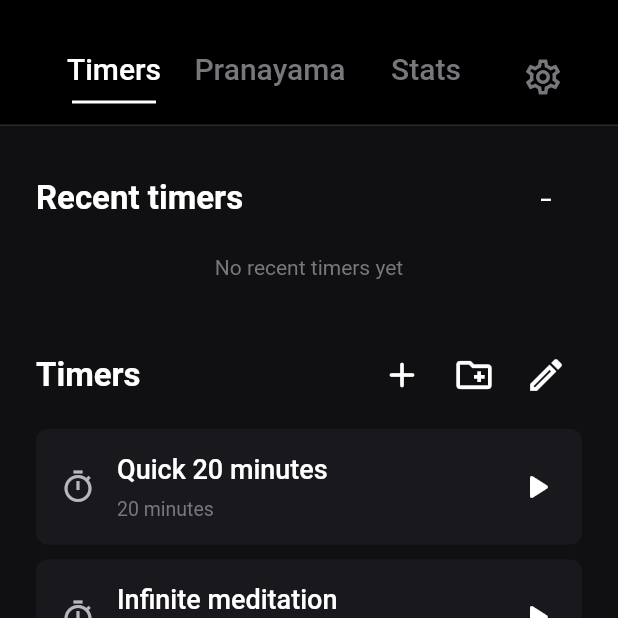
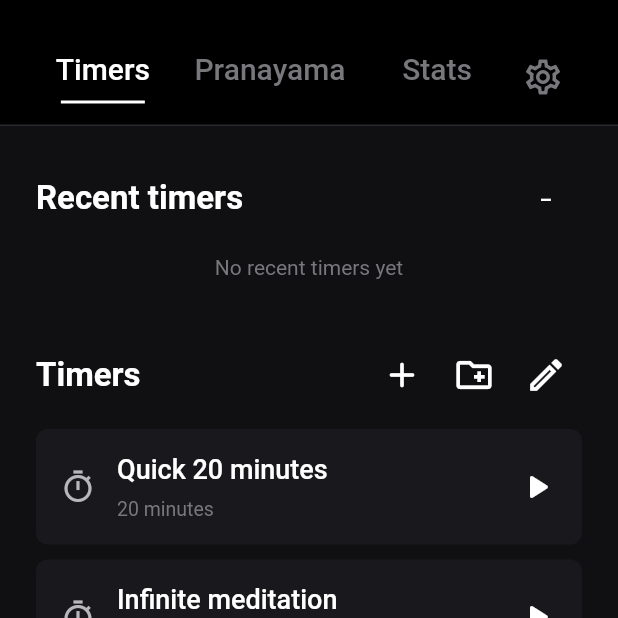
Before and after one commit to brunoloff/meditation-timer, a Flutter app: the screen it shows after launch, on a phone screen of 412 x 824 dp, the top half of it. Run offline on Flutter 3.47's test engine with Material 3 defaults, Android fonts, the phone set to English and light mode, and no system bars; our stand-ins replace file_picker, fl_chart, shared_preferences, wakelock_plus; missing offline and left inert: file_selector, flutter_background, flutter_soloud, shared_preferences_android.

Commit message:
Keep home navigation labels readable on narrow iPhones

```diff
--- a/lib/main_screen.dart
+++ b/lib/main_screen.dart
@@ -3321,6 +3321,7 @@ class _HomeTabBar extends StatelessWidget {
       children: [
         for (final tab in [HomeTab.timers, HomeTab.pranayama, HomeTab.stats])
           Expanded(
+            flex: tab == HomeTab.pranayama ? 3 : 2,
             child: _HomeTextTabButton(
               tab: tab,
               isSelected: tab == selectedTab,
@@ -3365,7 +3366,10 @@ class _HomeTextTabButton extends StatelessWidget {
       child: Column(
         mainAxisSize: MainAxisSize.min,
         children: [
-          Text(tab.label),
+          FittedBox(
+            fit: BoxFit.scaleDown,
+            child: Text(tab.label, maxLines: 1, softWrap: false),
+          ),
           const SizedBox(height: 10),
           AnimatedContainer(
             duration: const Duration(milliseconds: 160),
```
Also changed, not shown: 1 other file.
